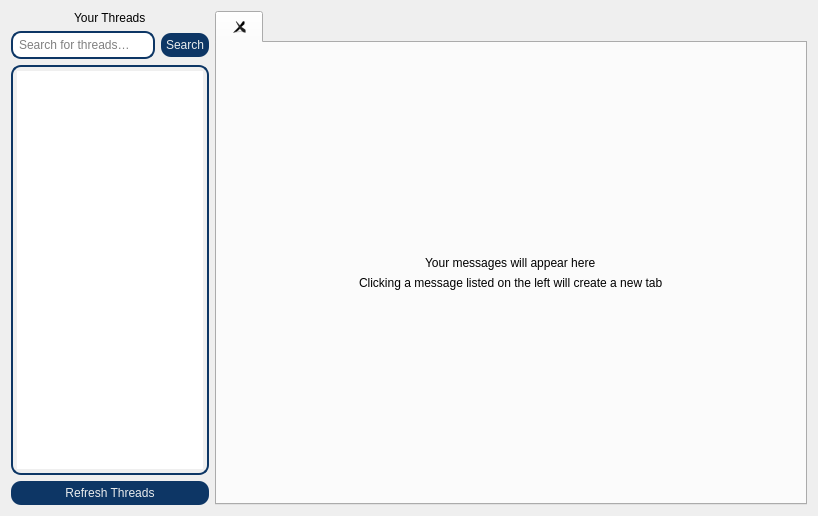
This is threadswindow.ui in PeteCastle/SoftwareDesignCaseStudy as Qt 5 draws it before an edit. The edited form follows.
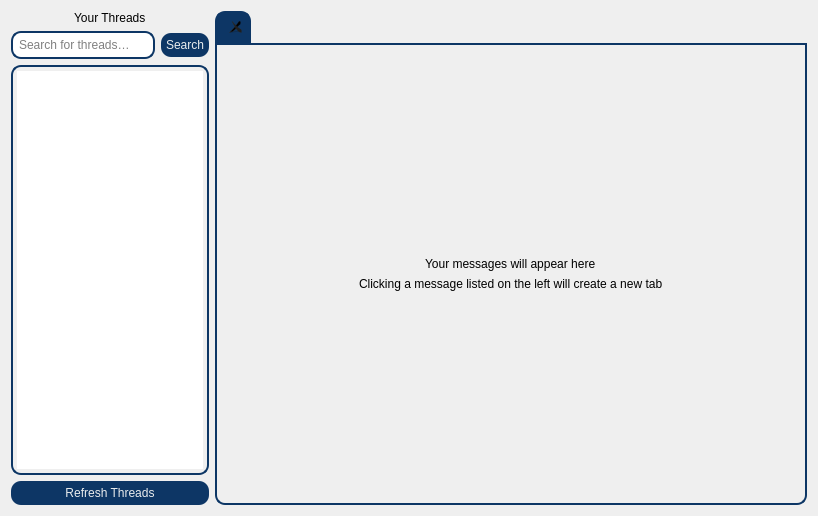
This is the edited form. Icons and pictures are not drawn.

```diff
--- a/threadswindow.ui
+++ b/threadswindow.ui
@@ -217,6 +217,37 @@
    </item>
    <item>
     <widget class="QTabWidget" name="ThreadTab">
+     <property name="styleSheet">
+      <string notr="true">QTabWidget::pane { 
+ 	 font: 9pt &quot;Joan&quot;;
+    border: 2px solid gray;
+    border-bottom-left-radius: 10px;
+ border-bottom-right-radius: 10px;
+	border-color: rgb(13, 54, 101);
+    padding:4px 4px 4px 4px;
+}
+
+QTabBar::tab{ 
+ 	 font: 11pt &quot;Joan&quot;;
+    border: 2px solid gray;
+    border-top-left-radius: 10px;
+ border-top-right-radius: 10px;
+	border-color: rgb(13, 54, 101);
+    padding:4px 4px 4px 4px;
+}
+
+QTabBar::tab::selected{ 
+ 	 font: 11pt &quot;Joan&quot;;
+
+    border-top-left-radius: 10px;
+ border-top-right-radius: 10px;
+	background-color: rgb(13, 54, 101);
+color: white;
+    padding:4px 4px 4px 4px;
+}
+
+</string>
+     </property>
      <property name="currentIndex">
       <number>0</number>
      </property>
@@ -230,6 +261,9 @@
       <layout class="QVBoxLayout" name="verticalLayout_3">
        <item alignment="Qt::AlignHCenter|Qt::AlignBottom">
         <widget class="QLabel" name="label">
+         <property name="styleSheet">
+          <string notr="true">font: bold 11pt &quot;heebo&quot;;</string>
+         </property>
          <property name="text">
           <string>Your messages will appear here</string>
          </property>
@@ -237,6 +271,9 @@
        </item>
        <item alignment="Qt::AlignHCenter|Qt::AlignTop">
         <widget class="QLabel" name="label_2">
+         <property name="styleSheet">
+          <string notr="true">font: bold 11pt &quot;heebo&quot;;</string>
+         </property>
          <property name="text">
           <string>Clicking a message listed on the left will create a new tab</string>
          </property>
```
Left out of the diff: 3 changed lines with no effect on the pictures.
